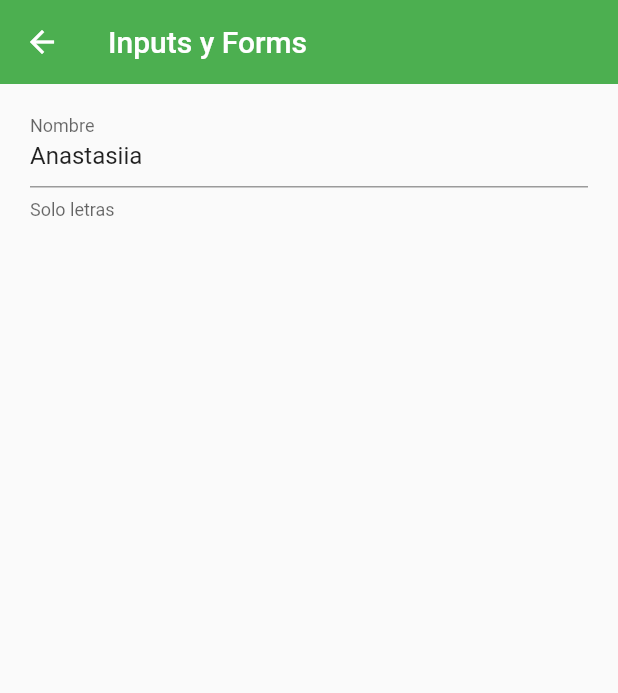
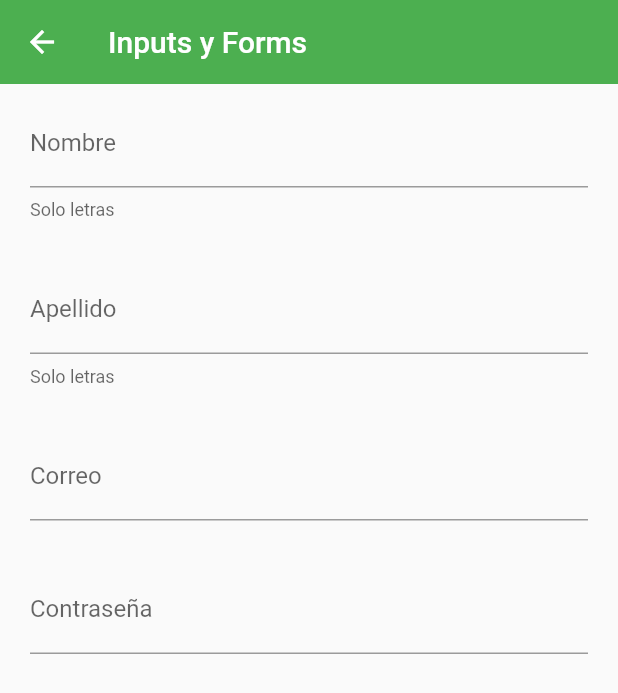
Before and after one commit to Anastasiia88Z/fl_components, a Flutter app: the InputsScreen screen opened by its route, on a phone screen of 412 x 824 dp. Shown: the top 693 px of the screen. Run offline on Flutter 3.47's test engine with Material 2 defaults, Android fonts, the phone set to English and light mode, and no system bars.

```diff
--- a/flutter_application_1/lib/screens/input_screen.dart
+++ b/flutter_application_1/lib/screens/input_screen.dart
@@ -19,7 +19,26 @@ class InputsScreen extends StatelessWidget {
                   labelText: 'Nombre',
                   hintText: 'Nombre del usuario',
                   helperText: 'Solo letras',
-                )
+                ),
+                SizedBox(height: 30),
+                CustomInputField(
+                  labelText: 'Apellido',
+                  hintText: 'Apellido del usuario',
+                  helperText: 'Solo letras',
+                ),
+                SizedBox(height: 30),
+                CustomInputField(
+                  labelText: 'Correo',
+                  hintText: 'Correo del usuario',
+                  keyboardType: TextInputType.emailAddress,
+                ),
+                SizedBox(height: 30),
+                CustomInputField(
+                  labelText: 'Contraseña',
+                  hintText: 'Contraseña del usuario',
+                  obscureText: true,
+                ),
+                SizedBox(height: 30),
               ],
             ),
           ),
--- a/flutter_application_1/lib/widgets/custom_input_field.dart
+++ b/flutter_application_1/lib/widgets/custom_input_field.dart
@@ -6,6 +6,8 @@ class CustomInputField extends StatelessWidget {
   final String? helperText;
   final IconData? icon;
   final IconData? suffixIcon;
+  final TextInputType? keyboardType;
+  final bool obscureText;
 
   const CustomInputField(
       {Key? key,
@@ -13,14 +15,20 @@ class CustomInputField extends StatelessWidget {
       this.labelText,
       this.helperText,
       this.icon,
-      this.suffixIcon})
+      this.suffixIcon,
+      this.keyboardType,
+      this.obscureText = false})
       : super(key: key);
+
+  get value => null;
 
   @override
   Widget build(BuildContext context) {
     return TextFormField(
       autofocus: false,
-      initialValue: 'Anastasiia',
+      initialValue: '',
+      keyboardType: keyboardType,
+      obscureText: obscureText,
       textCapitalization: TextCapitalization.words,
       onChanged: (value) {
         print('value: $value');
```
